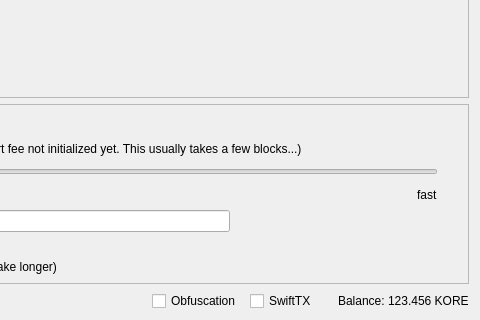
This is src/qt/forms/sendcoinsdialog.ui in Kore-Core/KORE as Qt 5 draws it before an edit; both pictures show x 370 to 850 and y 290 to 610 of the 850 by 610 pixel window. The edited form follows.
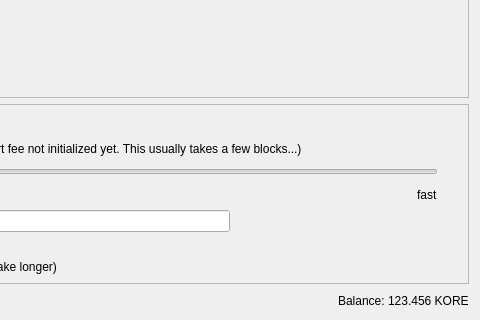
This is the edited form. Icons and pictures are not drawn. Custom widgets are drawn as their Qt base class.

```diff
--- a/src/qt/forms/sendcoinsdialog.ui
+++ b/src/qt/forms/sendcoinsdialog.ui
@@ -1384,38 +1384,6 @@
        <property name="spacing">
         <number>3</number>
        </property>
-       <item>
-        <widget class="QCheckBox" name="checkUseObfuscation">
-         <property name="minimumSize">
-          <size>
-           <width>95</width>
-           <height>0</height>
-          </size>
-         </property>
-         <property name="text">
-          <string>Obfuscation</string>
-         </property>
-         <property name="checked">
-          <bool>false</bool>
-         </property>
-        </widget>
-       </item>
-       <item>
-        <widget class="QCheckBox" name="checkSwiftTX">
-         <property name="enabled">
-          <bool>true</bool>
-         </property>
-         <property name="minimumSize">
-          <size>
-           <width>85</width>
-           <height>0</height>
-          </size>
-         </property>
-         <property name="text">
-          <string>SwiftTX</string>
-         </property>
-        </widget>
-       </item>
        <item>
         <widget class="QLabel" name="label">
          <property name="text">
```
